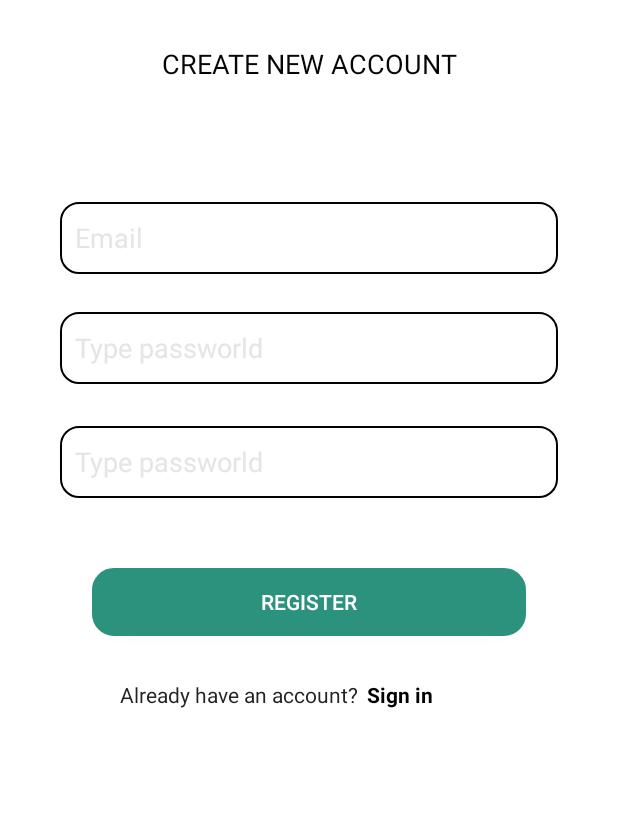
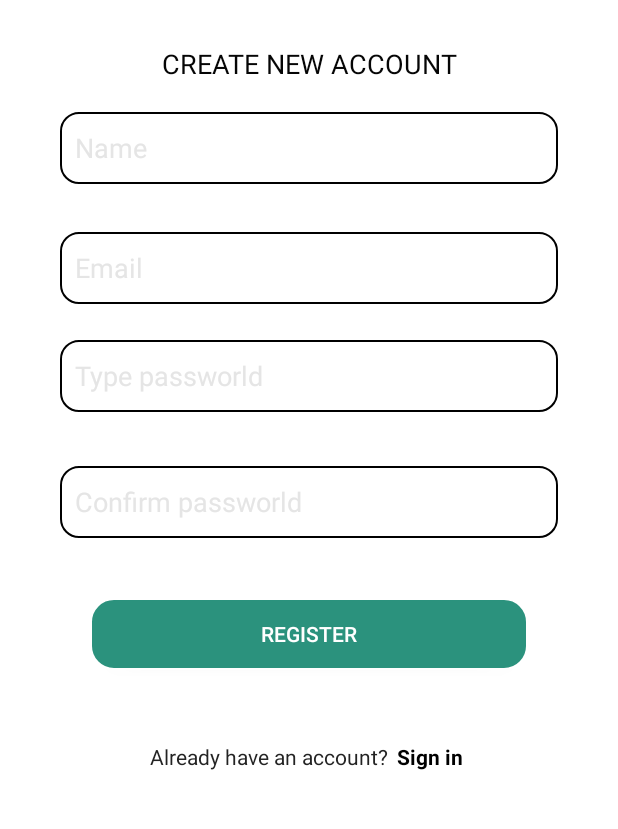
Before and after one commit to nguyenhoanganh1410/DHKTPM15A_Nhom06_ToDoList, an Android app: the RegisterActivity screen opened directly, with no data from a screen before it, on a phone screen of 412 x 824 dp, the part 234-1063 px from its top. Run offline under Robolectric (Android 15) with nearby library versions, the phone set to English and light mode, and no system bars; our stand-ins replace Firebase (no records; nobody signed in at launch, a user with empty details on screens opened directly).

Commit message:
create user from register

```diff
--- a/app/build.gradle
+++ b/app/build.gradle
@@ -34,6 +34,7 @@ dependencies {
     implementation 'com.google.android.material:material:1.5.0'
     implementation 'androidx.constraintlayout:constraintlayout:2.1.3'
     implementation 'com.google.firebase:firebase-auth:21.0.3'
+    implementation 'com.google.firebase:firebase-database:20.0.5'
     testImplementation 'junit:junit:4.+'
     androidTestImplementation 'androidx.test.ext:junit:1.1.3'
     androidTestImplementation 'androidx.test.espresso:espresso-core:3.4.0'
--- a/app/src/main/AndroidManifest.xml
+++ b/app/src/main/AndroidManifest.xml
@@ -16,10 +16,10 @@
             android:name=".activity.RegisterActivity"
             android:exported="false" />
         <activity
-            android:name=".MainActivity"
+            android:name=".activity.HomeActivity"
             android:exported="false" />
         <activity
-            android:name=".activity.HomeActivity"
+            android:name=".MainActivity"
             android:exported="true">
             <intent-filter>
                 <action android:name="android.intent.action.MAIN" />
--- a/app/src/main/java/com/example/dhktpm15a_nhom06_todoapp/activity/LoginActivity.java
+++ b/app/src/main/java/com/example/dhktpm15a_nhom06_todoapp/activity/LoginActivity.java
@@ -69,7 +69,11 @@ public class LoginActivity extends AppCompatActivity {
                 public void onComplete(@NonNull Task<AuthResult> task) {
                     if(task.isSuccessful() ){
                         Toast.makeText(LoginActivity.this, "user signin sucessfilly", Toast.LENGTH_SHORT).show();
-                        startActivity(new Intent(LoginActivity.this, HomeActivity.class));
+                       String uid = mAuth.getCurrentUser().getUid();
+                        Intent i = new Intent(LoginActivity.this,HomeActivity.class);
+                        i.putExtra("uid",uid);
+                        startActivity(i);
+
                     }
                     else{
                         Toast.makeText(LoginActivity.this, "registration erro :" + task.getException().getMessage(), Toast.LENGTH_SHORT).show();
--- a/app/src/main/res/layout/activity_register.xml
+++ b/app/src/main/res/layout/activity_register.xml
@@ -7,6 +7,26 @@
     android:background="@color/white"
     tools:context=".activity.RegisterActivity"
     >
+
+    <EditText
+        android:id="@+id/idUserName"
+        android:layout_width="match_parent"
+        android:layout_height="wrap_content"
+        android:layout_marginStart="40dp"
+        android:layout_marginTop="20dp"
+        android:layout_marginEnd="40dp"
+        android:background="@drawable/edit_text_border"
+        android:ems="10"
+        android:hint="Name"
+        android:inputType="textPersonName"
+        android:minHeight="48dp"
+        android:padding="10dp"
+        android:textColor="@color/black"
+        android:textColorHint="#E5E5E5"
+        app:layout_constraintEnd_toEndOf="parent"
+        app:layout_constraintHorizontal_bias="0.0"
+        app:layout_constraintStart_toStartOf="parent"
+        app:layout_constraintTop_toBottomOf="@+id/textView5" />
 
     <ImageView
         android:id="@+id/imageView"
@@ -35,7 +55,7 @@
         android:layout_width="match_parent"
         android:layout_height="wrap_content"
         android:layout_marginStart="40dp"
-        android:layout_marginTop="80dp"
+        android:layout_marginTop="100dp"
         android:layout_marginEnd="40dp"
         android:background="@drawable/edit_text_border"
         android:ems="10"
@@ -46,6 +66,7 @@
         android:textColor="@color/black"
         android:textColorHint="#E5E5E5"
         app:layout_constraintEnd_toEndOf="parent"
+        app:layout_constraintHorizontal_bias="0.0"
         app:layout_constraintStart_toStartOf="parent"
         app:layout_constraintTop_toBottomOf="@+id/textView5" />
 
@@ -54,12 +75,12 @@
         android:layout_width="match_parent"
         android:layout_height="wrap_content"
         android:layout_marginStart="40dp"
-        android:layout_marginTop="25dp"
+        android:layout_marginTop="24dp"
         android:layout_marginEnd="40dp"
         android:background="@drawable/edit_text_border"
         android:ems="10"
+        android:hint="Type passworld"
         android:inputType="textPassword"
-        android:hint="Type passworld"
 
         android:minHeight="48dp"
         android:padding="10dp"
@@ -74,11 +95,11 @@
         android:layout_width="match_parent"
         android:layout_height="wrap_content"
         android:layout_marginStart="40dp"
-        android:layout_marginTop="28dp"
+        android:layout_marginTop="36dp"
         android:layout_marginEnd="40dp"
         android:background="@drawable/edit_text_border"
         android:ems="10"
-        android:hint="Type passworld"
+        android:hint="Confirm passworld"
         android:inputType="textPassword"
 
         android:minHeight="48dp"
@@ -94,7 +115,7 @@
         android:layout_width="match_parent"
         android:layout_height="wrap_content"
         android:layout_marginStart="60dp"
-        android:layout_marginTop="45dp"
+        android:layout_marginTop="40dp"
         android:layout_marginEnd="60dp"
         android:background="@drawable/custom_button_reg"
         android:text="Register"
@@ -107,8 +128,8 @@
         android:id="@+id/textView3"
         android:layout_width="wrap_content"
         android:layout_height="wrap_content"
-        android:layout_marginStart="20dp"
-        android:layout_marginTop="28dp"
+        android:layout_marginStart="40dp"
+        android:layout_marginTop="48dp"
         android:text="Already have an account?"
         android:textColor="#232323"
         app:layout_constraintStart_toStartOf="@+id/button4"
```
Also changed, not shown: app/src/main/java/com/example/dhktpm15a_nhom06_todoapp/activity/HomeActivity.java (+34 -3 lines), app/src/main/java/com/example/dhktpm15a_nhom06_todoapp/activity/RegisterActivity.java (+17 -1 lines), app/src/main/java/com/example/dhktpm15a_nhom06_todoapp/model/User.java (added, +37 -0 lines).
